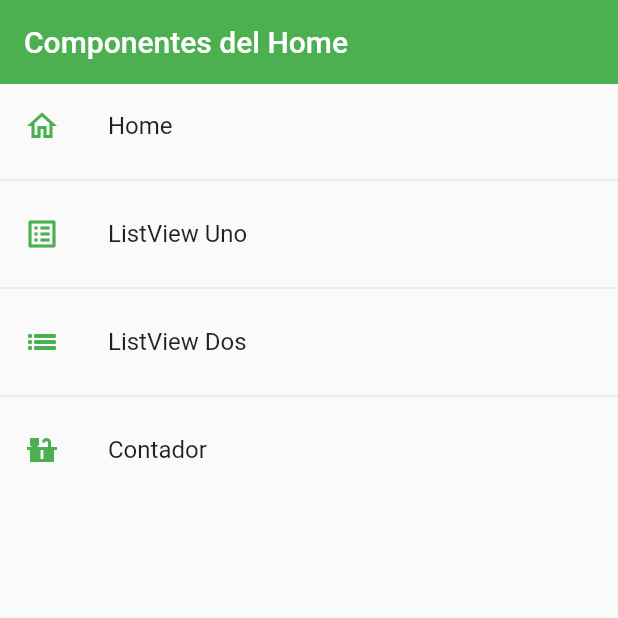
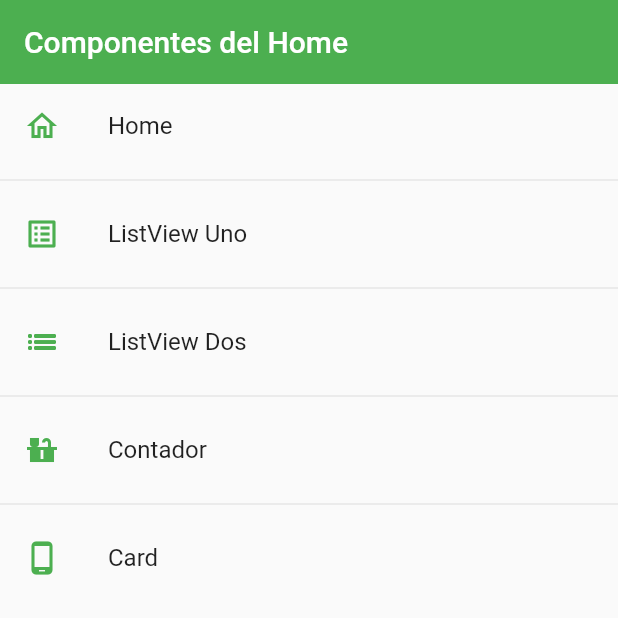
Before and after one commit to IsraelAbielRC/inversoft_v1, a Flutter app: the screen it shows after launch, on a phone screen of 412 x 824 dp, the top half of it. Run offline on Flutter 3.47's test engine with Material 2 defaults, Android fonts, the phone set to English and light mode, and no system bars.

Commit message:
Card con imagen y timepo espera

```diff
--- a/lib/Screens/rutas.dart
+++ b/lib/Screens/rutas.dart
@@ -3,3 +3,4 @@ export 'package:inversoft_v1/Screens/listview1_screen.dart';
 export 'package:inversoft_v1/Screens/listview2_screen.dart';
 export 'package:inversoft_v1/Screens/home.dart';
 export 'package:inversoft_v1/router/app_router.dart';
+export 'package:inversoft_v1/Screens/card_screen.dart';
--- a/lib/Themes/theme.dart
+++ b/lib/Themes/theme.dart
@@ -5,5 +5,8 @@ class AppTheme {
   static final ThemeData ligthTheme = ThemeData.light().copyWith(
     primaryColor: primary,
     appBarTheme: const AppBarTheme(color: primary, elevation: 0),
+    textButtonTheme: TextButtonThemeData(
+      style: TextButton.styleFrom(primary: primary)
+    )
   );
 }
--- a/lib/router/app_router.dart
+++ b/lib/router/app_router.dart
@@ -25,6 +25,11 @@ class AppRouter {
         router: 'couter-screen',
         icon: Icons.countertops,
         widget: const CouterScreen()),
+    MenuOption(
+        name: 'Card',
+        router: 'card-screen',
+        icon: Icons.phone_android_outlined,
+        widget: const CardScreen()),
   };
   static Map<String, Widget Function(BuildContext)> getAppRouters() {
     Map<String, Widget Function(BuildContext)> routers = {};
--- /dev/null
+++ b/lib/widgets/rutas_widgets.dart
@@ -0,0 +1,2 @@
+export 'package:inversoft_v1/widgets/card_custom_widgets.dart';
+export 'package:inversoft_v1/widgets/card_custom_dos_widgets.dart';
--- a/pubspec.yaml
+++ b/pubspec.yaml
@@ -58,8 +58,8 @@ flutter:
   uses-material-design: true
 
   # To add assets to your application, add an assets section, like this:
-  # assets:
-  #   - images/a_dot_burr.jpeg
+  assets:
+    - assets/gifs/
   #   - images/a_dot_ham.jpeg
 
   # An image asset can refer to one or more resolution-specific "variants", see
```
Also changed, not shown: lib/Screens/card_screen.dart (+8 -19 lines), lib/widgets/card_custom_dos_widgets.dart (added, +25 -0 lines), lib/widgets/card_custom_widgets.dart (added, +38 -0 lines), assets/gifs/jar-loading.gif (added).
